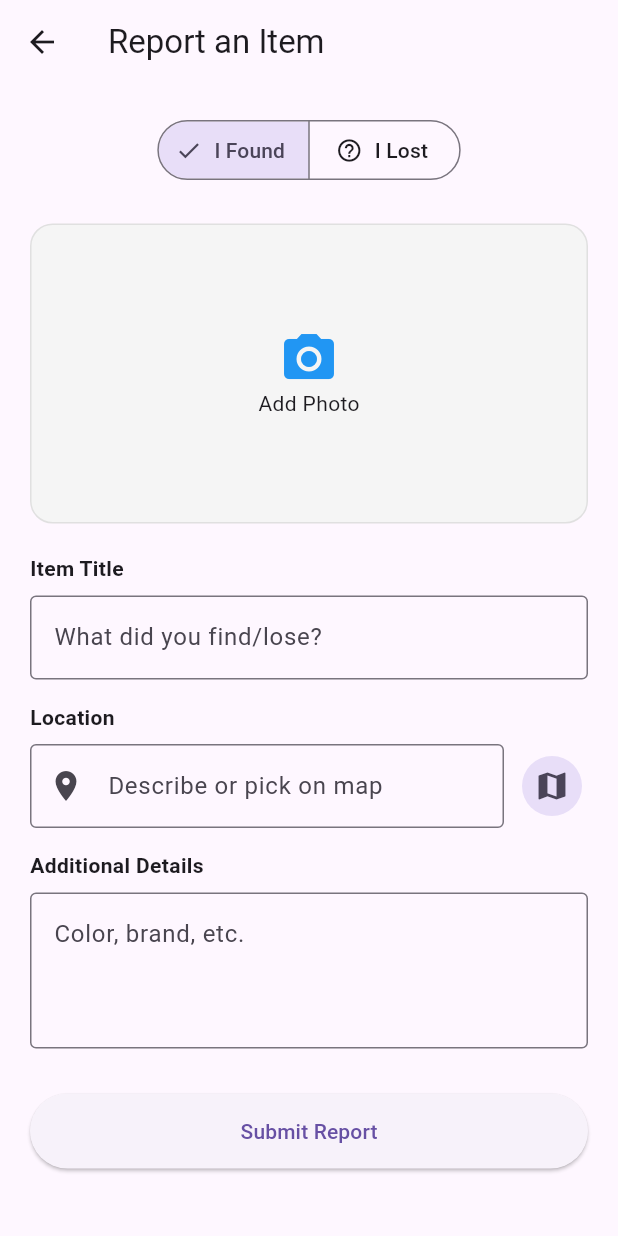
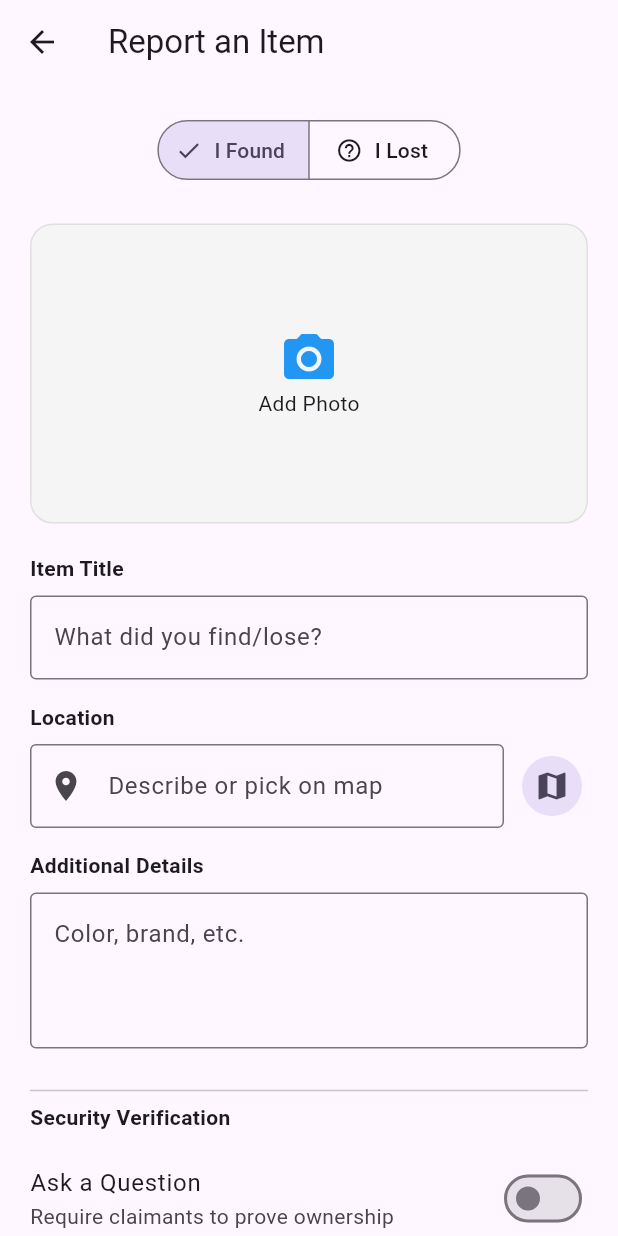
Before and after one commit to colkitycolk/lost_and_found_project, a Flutter app: the ReportScreen screen opened by its route, on a phone screen of 412 x 824 dp. Run offline on Flutter 3.47's test engine with Material 3 defaults, Android fonts, the phone set to English and light mode, and no system bars; our stand-ins replace flutter_map, geolocator, image_picker, latlong2, supabase_flutter; accounts and stored records are empty; network calls fail.

Commit message:
Verification question added

```diff
--- a/lib/models/item_model.dart
+++ b/lib/models/item_model.dart
@@ -3,12 +3,13 @@ class ItemModel {
   final String title;
   final String description;
   final String imageUrl;
-  final String type;
+  final String type; // 'lost' or 'found'
+  final String? locationName;
+  final double? latitude;
+  final double? longitude;
   final String userId;
   final String status;
-  final String? locationName; // New
-  final double? latitude;    // New
-  final double? longitude;   // New
+  final String? verificationQuestion; // NEW FIELD
 
   ItemModel({
     required this.id,
@@ -16,11 +17,12 @@ class ItemModel {
     required this.description,
     required this.imageUrl,
     required this.type,
-    required this.userId,
-    required this.status,
     this.locationName,
     this.latitude,
     this.longitude,
+    required this.userId,
+    required this.status,
+    this.verificationQuestion, // NEW FIELD
   });
 
   factory ItemModel.fromMap(Map<String, dynamic> map) {
@@ -30,11 +32,27 @@ class ItemModel {
       description: map['description'] ?? '',
       imageUrl: map['image_url'] ?? '',
       type: map['type'] ?? 'found',
-      userId: map['user_id'] ?? '',
-      status: map['status'] ?? 'active',
       locationName: map['location_name'],
       latitude: map['latitude']?.toDouble(),
       longitude: map['longitude']?.toDouble(),
+      userId: map['user_id'] ?? '',
+      status: map['status'] ?? 'active',
+      verificationQuestion: map['verification_question'], // NEW FIELD
     );
   }
+
+  Map<String, dynamic> toMap() {
+    return {
+      'title': title,
+      'description': description,
+      'image_url': imageUrl,
+      'type': type,
+      'location_name': locationName,
+      'latitude': latitude,
+      'longitude': longitude,
+      'user_id': userId,
+      'status': status,
+      'verification_question': verificationQuestion, // NEW FIELD
+    };
+  }
 }
--- a/lib/views/report_screen.dart
+++ b/lib/views/report_screen.dart
@@ -1,11 +1,11 @@
 import 'dart:io';
 import 'package:flutter/material.dart';
 import 'package:image_picker/image_picker.dart';
-import 'package:latlong2/latlong.dart'; // Ensure this is imported
+import 'package:latlong2/latlong.dart';
 import '../services/supabase_service.dart';
 import '../models/item_model.dart';
 import 'details_screen.dart';
-import 'location_picker_screen.dart'; // Ensure you created this file
+import 'location_picker_screen.dart';
 
 class ReportScreen extends StatefulWidget {
   const ReportScreen({super.key});
@@ -18,11 +18,13 @@ class _ReportScreenState extends State<ReportScreen> {
   final _titleController = TextEditingController();
   final _descController = TextEditingController();
   final _locationController = TextEditingController();
+  final _questionController = TextEditingController();
   final _service = SupabaseService();
 
-  String _itemType = 'found';
+  String _itemType = 'found'; // Default to found
   File? _selectedImage;
   bool _isUploading = false;
+  bool _useVerification = false;
 
   double? _lat;
   double? _lng;
@@ -32,6 +34,7 @@ class _ReportScreenState extends State<ReportScreen> {
     _titleController.dispose();
     _descController.dispose();
     _locationController.dispose();
+    _questionController.dispose();
     super.dispose();
   }
 
@@ -47,9 +50,7 @@ class _ReportScreenState extends State<ReportScreen> {
     }
   }
 
-  // NEW: Function to open map picker
   Future<void> _pickLocationOnMap() async {
-    // Get current position as a starting hint for the map
     final position = await _service.getCurrentPosition();
     final startLatLng = position != null
         ? LatLng(position.latitude, position.longitude)
@@ -70,9 +71,6 @@ class _ReportScreenState extends State<ReportScreen> {
         _lng = picked.longitude;
         _locationController.text = "Map Pin Selected";
       });
-      ScaffoldMessenger.of(context).showSnackBar(
-        const SnackBar(content: Text("Location pinned on map!")),
-      );
     }
   }
 
@@ -87,6 +85,11 @@ class _ReportScreenState extends State<ReportScreen> {
     setState(() => _isUploading = true);
 
     try {
+      // Logic: Only send verificationQuestion if the item is 'found'
+      final String? finalQuestion = (_itemType == 'found' && _useVerification)
+          ? _questionController.text.trim()
+          : null;
+
       await _service.addItem(
         title: _titleController.text.trim(),
         description: _descController.text.trim(),
@@ -95,6 +98,7 @@ class _ReportScreenState extends State<ReportScreen> {
         locationName: _locationController.text.trim(),
         lat: _lat,
         lng: _lng,
+        verificationQuestion: finalQuestion,
       );
 
       final matches = await _service.findMatches(
@@ -139,6 +143,7 @@ class _ReportScreenState extends State<ReportScreen> {
               return ListTile(
                 leading: Image.network(match.imageUrl, width: 50, height: 50, fit: BoxFit.cover),
                 title: Text(match.title),
+                subtitle: Text(match.locationName ?? ""),
                 onTap: () => Navigator.push(
                   context,
                   MaterialPageRoute(builder: (context) => DetailsScreen(item: match)),
@@ -164,7 +169,8 @@ class _ReportScreenState extends State<ReportScreen> {
   Widget build(BuildContext context) {
     return Scaffold(
       appBar: AppBar(title: const Text('Report an Item')),
-      body: SingleChildScrollView(
+      body: SafeArea(
+        child: SingleChildScrollView(
           padding: const EdgeInsets.all(20.0),
           child: Column(
             crossAxisAlignment: CrossAxisAlignment.start,
@@ -176,7 +182,16 @@ class _ReportScreenState extends State<ReportScreen> {
                     ButtonSegment(value: 'lost', label: Text('I Lost'), icon: Icon(Icons.help_outline)),
                   ],
                   selected: {_itemType},
-                onSelectionChanged: (newSelection) => setState(() => _itemType = newSelection.first),
+                  onSelectionChanged: (newSelection) {
+                    setState(() {
+                      _itemType = newSelection.first;
+                      // Logic: If user switches to 'lost', disable verification toggle
+                      if (_itemType == 'lost') {
+                        _useVerification = false;
+                        _questionController.clear();
+                      }
+                    });
+                  },
                 ),
               ),
               const SizedBox(height: 25),
@@ -226,7 +241,6 @@ class _ReportScreenState extends State<ReportScreen> {
                     ),
                   ),
                   const SizedBox(width: 8),
-                // MAP PICKER BUTTON
                   IconButton.filledTonal(
                     onPressed: _pickLocationOnMap,
                     icon: const Icon(Icons.map),
@@ -242,19 +256,48 @@ class _ReportScreenState extends State<ReportScreen> {
                 maxLines: 3,
                 decoration: const InputDecoration(border: OutlineInputBorder(), hintText: "Color, brand, etc."),
               ),
+
+              // CONDITIONAL SECURITY SECTION
+              if (_itemType == 'found') ...[
+                const SizedBox(height: 20),
+                const Divider(),
+                _buildLabel("Security Verification"),
+                SwitchListTile(
+                  title: const Text("Ask a Question"),
+                  subtitle: const Text("Require claimants to prove ownership"),
+                  value: _useVerification,
+                  contentPadding: EdgeInsets.zero,
+                  onChanged: (val) => setState(() => _useVerification = val),
+                ),
+                if (_useVerification)
+                  TextField(
+                    controller: _questionController,
+                    decoration: const InputDecoration(
+                      labelText: "Verification Question",
+                      hintText: "e.g., What color is the phone case?",
+                      border: OutlineInputBorder(),
+                    ),
+                  ),
+              ],
+
               const SizedBox(height: 30),
 
               SizedBox(
                 width: double.infinity,
-              height: 50,
+                height: 55,
                 child: ElevatedButton(
                   onPressed: _isUploading ? null : _submitReport,
+                  style: ElevatedButton.styleFrom(
+                    shape: RoundedRectangleBorder(borderRadius: BorderRadius.circular(12)),
+                  ),
                   child: _isUploading
                       ? const CircularProgressIndicator()
-                    : const Text("Submit Report"),
+                      : const Text("Submit Report", style: TextStyle(fontSize: 16, fontWeight: FontWeight.bold)),
                 ),
               ),
+              const SizedBox(height: 40),
             ],
+          ),
         ),
       ),
     );
```
Also changed, not shown: lib/services/supabase_service.dart (+29 -16 lines), lib/views/details_screen.dart (+148 -131 lines). Lines whose indentation alone changed are shown as unchanged.
